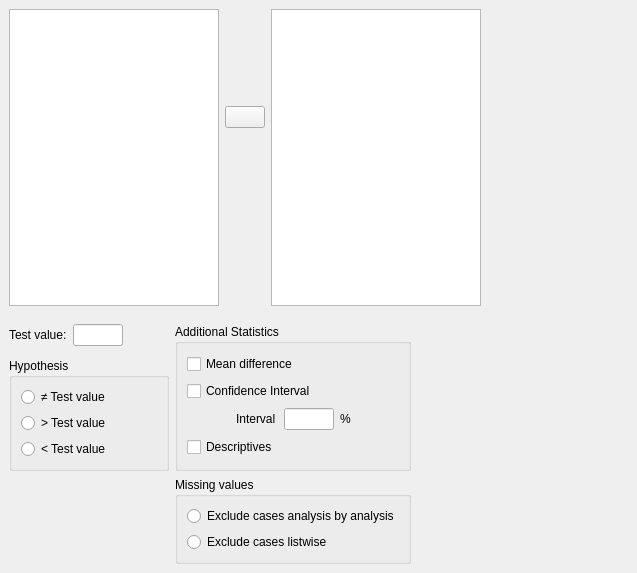
Old version of the form JASP-Desktop/analysisforms/ttestonesampleform.ui in the repository jasp-stats/jasp-desktop.
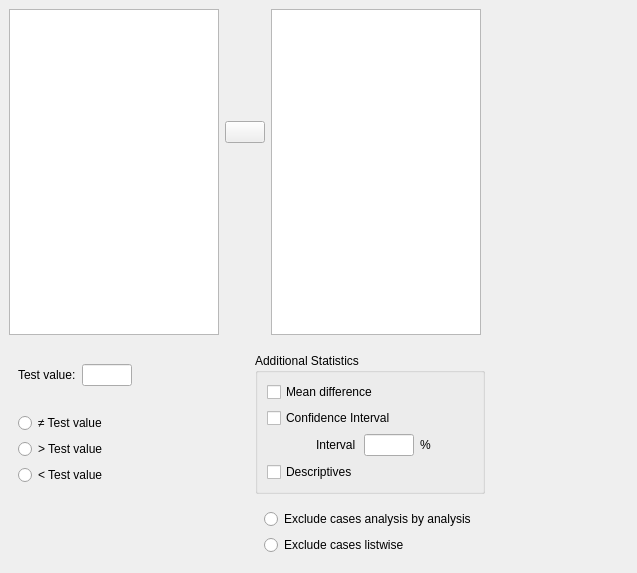
New version of the form. Custom widgets are drawn as their Qt base class.

What changed in the file:
```diff
--- a/JASP-Desktop/analysisforms/ttestonesampleform.ui
+++ b/JASP-Desktop/analysisforms/ttestonesampleform.ui
@@ -32,30 +32,36 @@
    <item row="1" column="0">
     <widget class="QWidget" name="widget_3" native="true">
      <layout class="QGridLayout" name="gridLayout_2">
-      <item row="3" column="3">
-       <widget class="BoundGroupBox" name="missingValues">
-        <property name="title">
-         <string>Missing values</string>
+      <item row="0" column="0">
+       <widget class="QWidget" name="widget_5" native="true">
+        <property name="minimumSize">
+         <size>
+          <width>240</width>
+          <height>0</height>
+         </size>
         </property>
-        <property name="flat">
-         <bool>true</bool>
-        </property>
-        <layout class="QGridLayout" name="gridLayout_6">
+        <layout class="QGridLayout" name="gridLayout">
          <item row="0" column="0">
-          <widget class="QRadioButton" name="_1excludeAnalysisByAnalysis">
+          <widget class="QLabel" name="label_3">
            <property name="text">
-            <string>Exclude cases analysis by analysis</string>
+            <string>Test value:</string>
            </property>
           </widget>
          </item>
-         <item row="1" column="0">
-          <widget class="QRadioButton" name="_2excludeListwise">
-           <property name="text">
-            <string>Exclude cases listwise</string>
+         <item row="0" column="1">
+          <widget class="BoundTextBox" name="testValue">
+           <property name="sizePolicy">
+            <sizepolicy hsizetype="Fixed" vsizetype="Fixed">
+             <horstretch>0</horstretch>
+             <verstretch>0</verstretch>
+            </sizepolicy>
            </property>
-          </widget>
-         </item>
-        </layout>
+           <property name="maximumSize">
+            <size>
+             <width>50</width>
+             <height>16777215</height>
+            </size>
+           </property>
        </widget>
       </item>
       <item row="0" column="2">
@@ -71,14 +77,14 @@
         </property>
        </spacer>
       </item>
-      <item row="0" column="3" rowspan="3">
-       <widget class="QGroupBox" name="groupBox_7">
+        </layout>
+       </widget>
+      </item>
+      <item row="0" column="1" rowspan="2">
+       <widget class="GroupBox" name="groupBox_7">
         <property name="title">
          <string>Additional Statistics</string>
         </property>
-        <property name="flat">
-         <bool>true</bool>
-        </property>
         <layout class="QGridLayout" name="gridLayout_3">
          <item row="2" column="0">
           <widget class="QWidget" name="widget_4" native="true"/>
@@ -150,13 +156,13 @@
         </layout>
        </widget>
       </item>
-      <item row="2" column="0" colspan="3">
-       <widget class="BoundGroupBox" name="hypothesis">
-        <property name="title">
+      <item row="1" column="0">
+       <widget class="BoundGroupBox" name="hypothesis" native="true">
+        <property name="title" stdset="0">
          <string>Hypothesis</string>
         </property>
-        <property name="flat">
-         <bool>true</bool>
+        <property name="flat" stdset="0">
+         <bool>false</bool>
         </property>
         <layout class="QGridLayout" name="gridLayout_5">
          <item row="1" column="0">
@@ -183,31 +189,31 @@
         </layout>
        </widget>
       </item>
-      <item row="0" column="1">
-       <widget class="BoundTextBox" name="testValue">
-        <property name="sizePolicy">
-         <sizepolicy hsizetype="Fixed" vsizetype="Fixed">
-          <horstretch>0</horstretch>
-          <verstretch>0</verstretch>
-         </sizepolicy>
+      <item row="2" column="1">
+       <widget class="BoundGroupBox" name="missingValues" native="true">
+        <property name="title" stdset="0">
+         <string>Missing values</string>
         </property>
-        <property name="maximumSize">
-         <size>
-          <width>50</width>
-          <height>16777215</height>
-         </size>
+        <property name="flat" stdset="0">
+         <bool>false</bool>
         </property>
-       </widget>
-      </item>
+        <layout class="QGridLayout" name="gridLayout_6">
       <item row="0" column="0">
-       <widget class="QLabel" name="label_3">
+          <widget class="QRadioButton" name="_1excludeAnalysisByAnalysis">
         <property name="text">
-         <string>Test value:</string>
+            <string>Exclude cases analysis by analysis</string>
         </property>
        </widget>
       </item>
       <item row="1" column="0">
-       <widget class="QWidget" name="widget_5" native="true"/>
+          <widget class="QRadioButton" name="_2excludeListwise">
+           <property name="text">
+            <string>Exclude cases listwise</string>
+           </property>
+          </widget>
+         </item>
+        </layout>
+       </widget>
       </item>
      </layout>
     </widget>
@@ -396,11 +402,22 @@
    <extends>QListView</extends>
    <header>widgets/availablefieldslistview.h</header>
   </customwidget>
+  <customwidget>
+   <class>BoundListView</class>
+   <extends>QListView</extends>
+   <header>widgets/boundlistview.h</header>
+  </customwidget>
   <customwidget>
    <class>BoundCheckBox</class>
    <extends>QCheckBox</extends>
    <header>widgets/boundcheckbox.h</header>
   </customwidget>
+  <customwidget>
+   <class>GroupBox</class>
+   <extends>QGroupBox</extends>
+   <header>widgets/groupbox.h</header>
+   <container>1</container>
+  </customwidget>
   <customwidget>
    <class>BoundTextBox</class>
    <extends>QLineEdit</extends>
@@ -408,15 +425,10 @@
   </customwidget>
   <customwidget>
    <class>BoundGroupBox</class>
-   <extends>QGroupBox</extends>
+   <extends>QWidget</extends>
    <header>widgets/boundgroupbox.h</header>
    <container>1</container>
   </customwidget>
-  <customwidget>
-   <class>BoundListView</class>
-   <extends>QListView</extends>
-   <header>widgets/boundlistview.h</header>
-  </customwidget>
  </customwidgets>
  <resources/>
  <connections/>
```
Lines whose indentation alone changed are shown as unchanged.
